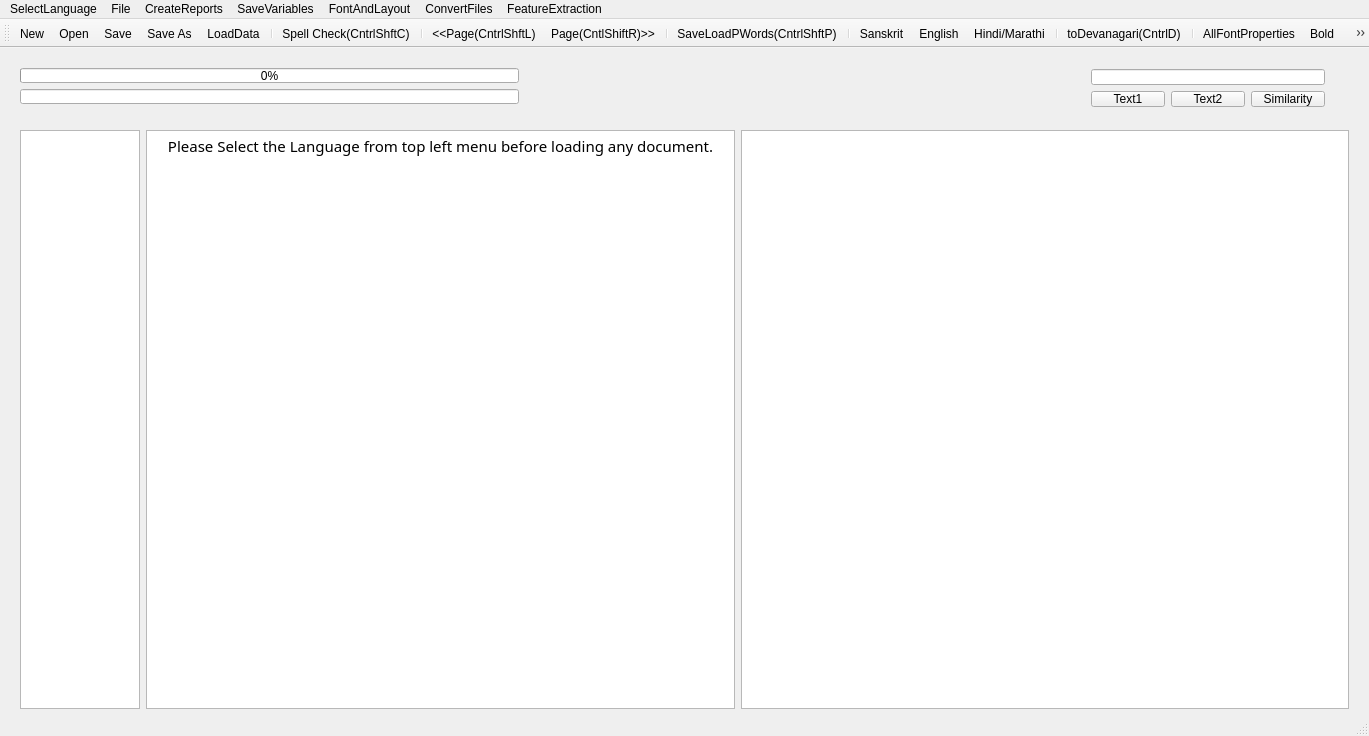
Old version of the form FrameWorkCode/mainwindow.ui in the repository UDAAN-LEAP/leap-pe-tool.
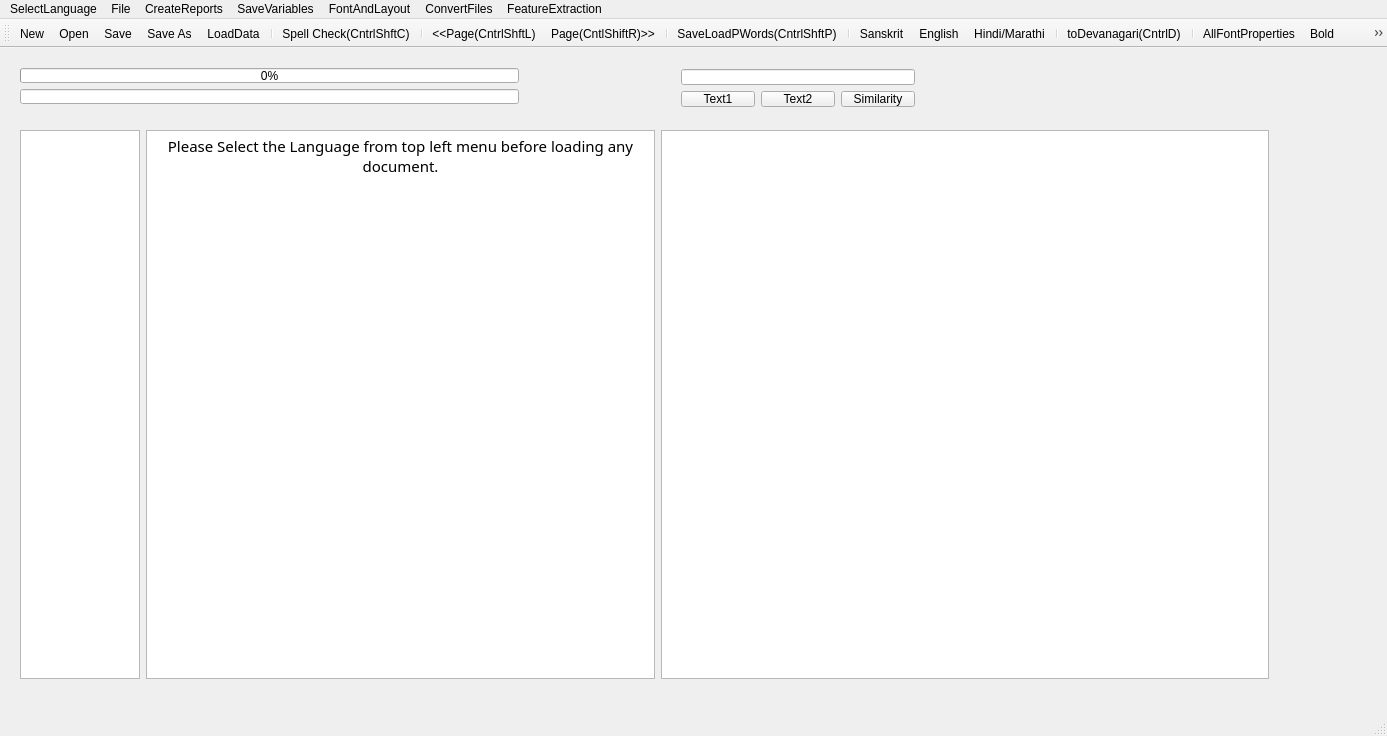
New version of the form. Icons and pictures are not drawn.

```diff
--- a/FrameWorkCode/mainwindow.ui
+++ b/FrameWorkCode/mainwindow.ui
@@ -6,7 +6,7 @@
    <rect>
     <x>0</x>
     <y>0</y>
-    <width>1369</width>
+    <width>1387</width>
     <height>736</height>
    </rect>
   </property>
@@ -22,8 +22,8 @@
      <rect>
       <x>9</x>
       <y>71</y>
-      <width>1351</width>
-      <height>601</height>
+      <width>1271</width>
+      <height>571</height>
      </rect>
     </property>
     <layout class="QHBoxLayout" name="horizontalLayout">
@@ -159,10 +159,10 @@
      </item>
     </layout>
    </widget>
-   <widget class="QWidget" name="">
+   <widget class="QWidget" name="layoutWidget">
     <property name="geometry">
      <rect>
-      <x>1080</x>
+      <x>670</x>
       <y>10</y>
       <width>256</width>
       <height>60</height>
@@ -205,7 +205,7 @@
     <rect>
      <x>0</x>
      <y>0</y>
-     <width>1369</width>
+     <width>1387</width>
      <height>22</height>
     </rect>
    </property>
@@ -329,6 +329,7 @@
    <addaction name="actionLeftAlign"/>
    <addaction name="actionCentreAlign"/>
    <addaction name="actionRightAlign"/>
+   <addaction name="actionJusitfiedAlign"/>
   </widget>
   <widget class="QStatusBar" name="statusBar"/>
   <action name="actionOpen">
@@ -657,6 +658,16 @@
     <string>CentreAlign</string>
    </property>
   </action>
+  <action name="actionJusitfiedAlign">
+   <property name="icon">
+    <iconset>
+     <normalon>:/Images/JustifiedAlign.png</normalon>
+    </iconset>
+   </property>
+   <property name="text">
+    <string>JusitfiedAlign</string>
+   </property>
+  </action>
  </widget>
  <layoutdefault spacing="6" margin="11"/>
  <tabstops>
```
Left out of the diff: 2 changed lines with no effect on the pictures.
